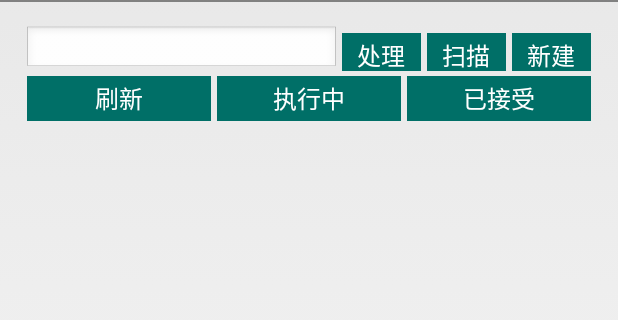
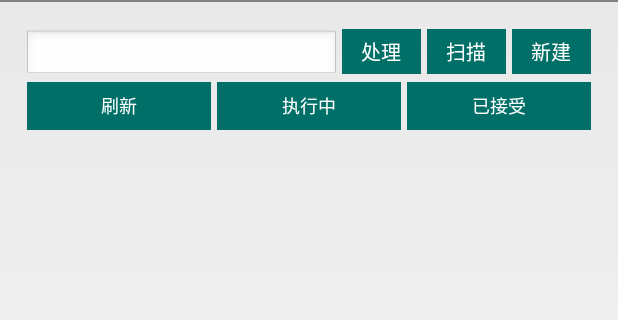
Before and after one commit to eatmyball/smartshell, an Android app: the layout activity_task_list.xml on its own in the app's theme, with its tools: preview values and no code run, on a phone screen of 412 x 824 dp, the part 36-356 px from its top. Run offline under Robolectric (Android 15) with nearby library versions, the phone set to English and light mode, and no system bars.

Commit message:
小幅度修改列表页UI及字体

```diff
--- a/app/build.gradle
+++ b/app/build.gradle
@@ -26,7 +26,7 @@ android {
     }
     buildTypes {
         release {
-            minifyEnabled true
+            minifyEnabled false
             proguardFiles getDefaultProguardFile('proguard-android.txt'), 'proguard-rules.txt'
             debuggable false
             jniDebuggable false
--- a/app/src/main/AndroidManifest.xml
+++ b/app/src/main/AndroidManifest.xml
@@ -1,8 +1,8 @@
 <?xml version="1.0" encoding="utf-8"?>
 <manifest xmlns:android="http://schemas.android.com/apk/res/android"
     package="com.wisebox.gyb"
-    android:versionCode="88"
-    android:versionName="19.03.04">
+    android:versionCode="93"
+    android:versionName="19.03.15">
 
     <uses-sdk
         android:minSdkVersion="16"
--- a/app/src/main/java/com/wisebox/gyb/GlobalInfo.java
+++ b/app/src/main/java/com/wisebox/gyb/GlobalInfo.java
@@ -18,6 +18,8 @@ public class GlobalInfo {
 	//PROD
 	static public String m_ServerIP = "info.liontown.cn/htmprd";//
 	final static public String NEW_API_URL = "http://info.liontown.cn/htmwsprd/" ;
+//	static public String m_ServerIP = "happyship.wisebox.com.cn/htmprd";//
+//	final static public String NEW_API_URL = "http://happyship.wisebox.com.cn/htmwsprd/" ;
 	//TEST
 //	static public String m_ServerIP = "115.159.188.190/htmwebtest";
 //	final static public String NEW_API_URL = "http://115.159.188.190/htmwstest/" ;
--- a/app/src/main/res/layout/activity_task_list.xml
+++ b/app/src/main/res/layout/activity_task_list.xml
@@ -14,12 +14,15 @@
     <LinearLayout
         android:layout_width="match_parent"
         android:layout_height="wrap_content"
-        android:orientation="horizontal">
+        android:orientation="horizontal"
+        android:gravity="center_vertical"
+        >
 
         <EditText
             android:id="@+id/pt_tbxBarcode"
             android:layout_width="0dp"
-            android:layout_height="30dp"
+            android:layout_height="32dp"
+            android:layout_marginTop="2dp"
             android:layout_weight="4"
             android:ems="10"
             android:inputType="textNoSuggestions"></EditText>
@@ -34,7 +37,7 @@
             android:background="@color/background"
             android:text="@string/btnDeal"
             android:textColor="#ffffff"
-            android:textSize="16sp"></Button>
+            android:textSize="13sp"></Button>
 
         <Button
             android:id="@+id/pt_btn_Scan"
@@ -46,7 +49,7 @@
             android:background="@color/background"
             android:text="扫描"
             android:textColor="#ffffff"
-            android:textSize="16sp"></Button>
+            android:textSize="13sp"></Button>
         <Button
             android:id="@+id/btnNewDrugTask"
             android:layout_width="0dp"
@@ -57,7 +60,7 @@
             android:background="@color/background"
             android:text="新建"
             android:textColor="#ffffff"
-            android:textSize="16sp"></Button>
+            android:textSize="13sp"></Button>
     </LinearLayout>
 
 
@@ -70,38 +73,38 @@
         <Button
             android:id="@+id/pt_btn_GetTask"
             android:layout_width="0dp"
-            android:layout_height="30dp"
+            android:layout_height="32dp"
             android:layout_marginLeft="2dp"
             android:layout_marginRight="2dp"
             android:layout_weight="1"
             android:background="@color/background"
             android:text="刷新"
             android:textColor="#ffffff"
-            android:textSize="16sp"></Button>
+            android:textSize="12sp"></Button>
 
         <Button
             android:id="@+id/pt_btn_ViewExecuting"
             android:layout_width="0dp"
-            android:layout_height="30dp"
+            android:layout_height="32dp"
             android:layout_marginLeft="2dp"
             android:layout_marginRight="2dp"
             android:layout_weight="1"
             android:background="@color/background"
             android:text="执行中"
             android:textColor="#ffffff"
-            android:textSize="16sp"></Button>
+            android:textSize="12sp"></Button>
 
         <Button
             android:id="@+id/pt_btn_ViewAccepted"
             android:layout_width="0dp"
-            android:layout_height="30dp"
+            android:layout_height="32dp"
             android:layout_marginLeft="2dp"
             android:layout_marginRight="2dp"
             android:layout_weight="1"
             android:background="@color/background"
             android:text="已接受"
             android:textColor="#ffffff"
-            android:textSize="16sp"></Button>
+            android:textSize="12sp"></Button>
 
     </LinearLayout>
 
```
Also changed, not shown: app/src/main/java/com/wisebox/gyb/LoginActivity.java (+11 -12 lines), app/src/main/java/com/wisebox/gyb/TaskListActivity.java (+20 -22 lines).
